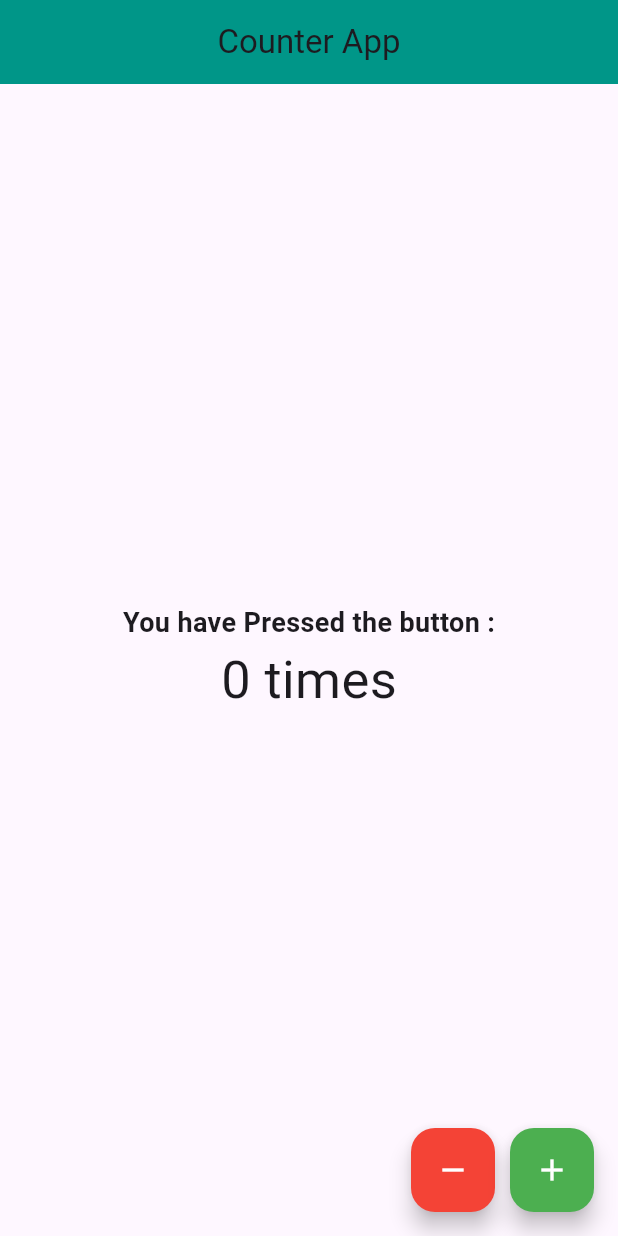
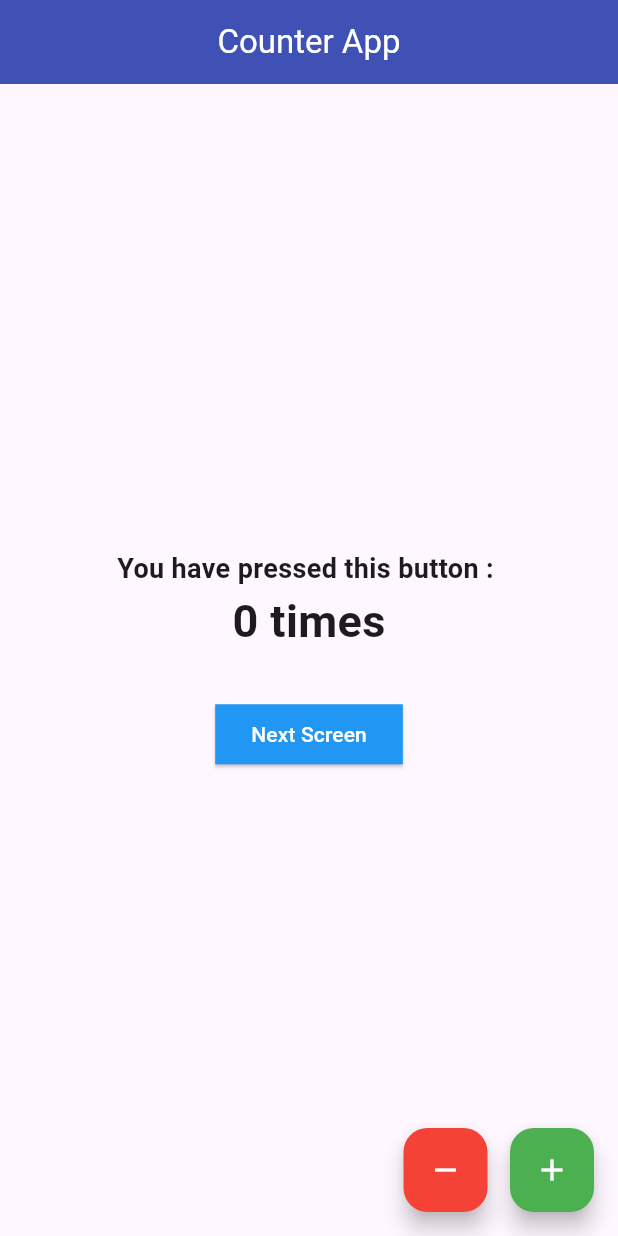
Before and after one commit to HasnainChd/Provider2, a Flutter app: the screen it shows after launch, on a phone screen of 412 x 824 dp. Run offline on Flutter 3.47's test engine with Material 3 defaults, Android fonts, the phone set to English and light mode, and no system bars.

Commit message:
screen2 added

```diff
--- a/lib/Screens/counter_screen.dart
+++ b/lib/Screens/counter_screen.dart
@@ -1,5 +1,6 @@
 import 'package:flutter/material.dart';
 import 'package:provider/provider.dart';
+import 'package:state_management1/Screens/counter_screen2.dart';
 import 'package:state_management1/provider/counter_provider.dart';
 
 class CounterDisplayScreen extends StatelessWidget {
@@ -9,21 +10,43 @@ class CounterDisplayScreen extends StatelessWidget {
   Widget build(BuildContext context) {
     return Scaffold(
       appBar: AppBar(
+        backgroundColor: Colors.indigo,
         title: const Center(
-          child: Text('Counter App'),
+          child: Text(
+            'Counter App',
+            style: TextStyle(color: Colors.white),
+          ),
         ),
       ),
-      body:   Center(
-        child:  Column(
+      body: Center(
+        child: Column(
           mainAxisAlignment: MainAxisAlignment.center,
           children: [
             const Text(
-              'You have Pressed the button :',
+              'You have pressed this button : ',
               style: TextStyle(fontSize: 18, fontWeight: FontWeight.bold),
             ),
-             Consumer<CounterProvider>(builder:(context,value, child){
-               return Text("${value.count} times",style: TextStyle(fontSize: 35),);
-             })
+            Consumer<CounterProvider>(builder: (context, value, child) {
+              return Text(
+                '${value.counter} times',
+                style:
+                    const TextStyle(fontWeight: FontWeight.bold, fontSize: 30),
+              );
+            }),
+            const SizedBox(
+              height: 30,
+            ),
+            ElevatedButton(
+                style: ElevatedButton.styleFrom(
+                  backgroundColor: Colors.blue,
+                  foregroundColor: Colors.white,
+                  shape: const RoundedRectangleBorder(),
+                ),
+                onPressed: () {
+                  Navigator.of(context).push(MaterialPageRoute(
+                      builder: (context) => const CounterScreen2()));
+                },
+                child: const Text('Next Screen'))
           ],
         ),
       ),
@@ -33,19 +56,22 @@ class CounterDisplayScreen extends StatelessWidget {
           FloatingActionButton(
             backgroundColor: Colors.red,
             foregroundColor: Colors.white,
-            onPressed: (){
+            onPressed: () {
               context.read<CounterProvider>().decrement();
-          },child: const Icon(Icons.remove),),
-
-          const SizedBox(width: 10,),
-
+            },
+            child: const Icon(Icons.remove),
+          ),
+          const SizedBox(
+            width: 15,
+          ),
           FloatingActionButton(
             backgroundColor: Colors.green,
             foregroundColor: Colors.white,
-            onPressed: (){
+            onPressed: () {
               context.read<CounterProvider>().increment();
-          },child: const Icon(Icons.add),)
-
+            },
+            child: const Icon(Icons.add),
+          )
         ],
       ),
     );
```
Also changed, not shown: lib/Screens/counter_screen2.dart (added, +54 -0 lines).
